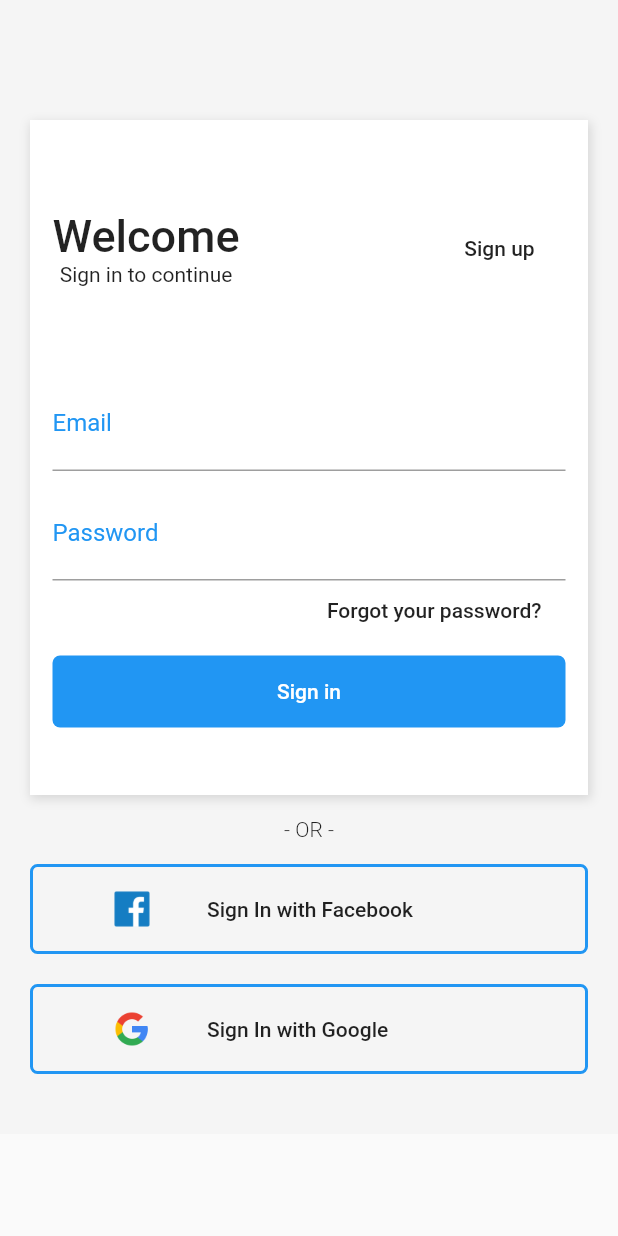
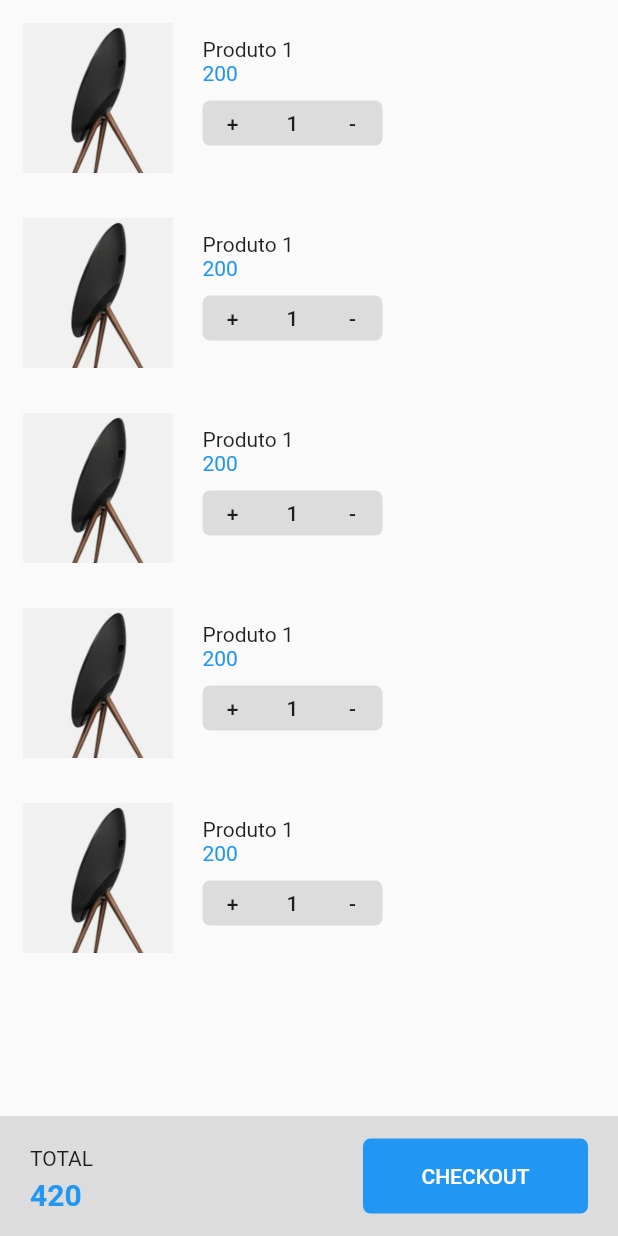
Before and after one commit to anahelenasilva/shop_flutter, a Flutter app: the screen it shows after launch, on a phone screen of 412 x 824 dp. Run offline on Flutter 3.47's test engine with Material 2 defaults, Android fonts, the phone set to English and light mode, and no system bars.

Commit message:
Cart Page

```diff
--- a/shop/lib/main.dart
+++ b/shop/lib/main.dart
@@ -1,4 +1,5 @@
 import 'package:flutter/material.dart';
+import 'package:shop/pages/cart.page.dart';
 import 'package:shop/pages/login.page.dart';
 
 void main() => runApp(MyApp());
@@ -13,7 +14,7 @@ class MyApp extends StatelessWidget {
       theme: ThemeData(
         primarySwatch: Colors.blue,
       ),
-      home: LoginPage(),
+      home: CartPage(),
     );
   }
 }
--- /dev/null
+++ b/shop/lib/pages/cart.page.dart
@@ -0,0 +1,164 @@
+import 'package:flutter/material.dart';
+
+class CartPage extends StatelessWidget {
+  @override
+  Widget build(BuildContext context) {
+    return Scaffold(
+      body: Column(
+        mainAxisAlignment: MainAxisAlignment.spaceBetween,
+        children: <Widget>[
+          Expanded(
+            child: Container(
+              child: productList(),
+            ),
+          ),
+          Container(
+            height: 80,
+            color: Colors.black12,
+            child: Row(
+              mainAxisAlignment: MainAxisAlignment.spaceBetween,
+              children: <Widget>[
+                Padding(
+                  padding: EdgeInsets.only(top: 20, left: 20),
+                  child: Column(
+                    crossAxisAlignment: CrossAxisAlignment.start,
+                    children: <Widget>[
+                      Text(
+                        "TOTAL",
+                      ),
+                      SizedBox(
+                        height: 5,
+                      ),
+                      Text(
+                        "420",
+                        style: TextStyle(
+                          fontWeight: FontWeight.bold,
+                          color: Colors.blue,
+                          fontSize: 20,
+                        ),
+                      ),
+                    ],
+                  ),
+                ),
+                Container(
+                  height: 50,
+                  width: 150,
+                  decoration: BoxDecoration(
+                    color: Colors.blue,
+                    borderRadius: BorderRadius.all(
+                      Radius.circular(5),
+                    ),
+                  ),
+                  margin: EdgeInsets.only(right: 20),
+                  child: FlatButton(
+                    child: Text(
+                      "CHECKOUT",
+                      style: TextStyle(
+                        color: Colors.white,
+                      ),
+                    ),
+                    onPressed: () => {},
+                  ),
+                )
+              ],
+            ),
+          ),
+        ],
+      ),
+    );
+  }
+}
+
+Widget productList() {
+  return Container(
+    child: ListView(
+      scrollDirection: Axis.vertical,
+      children: <Widget>[
+        productItem(),
+        productItem(),
+        productItem(),
+        productItem(),
+        productItem(),
+      ],
+    ),
+  );
+}
+
+Widget productItem() {
+  return Container(
+    height: 120,
+    margin: EdgeInsets.all(5),
+    child: Row(
+      children: <Widget>[
+        Container(
+          height: 100,
+          width: 100,
+          margin: EdgeInsets.all(10),
+          child: Image.asset(
+            "assets/product-1.png",
+            fit: BoxFit.fitWidth,
+          ),
+        ),
+        Padding(
+          padding: EdgeInsets.only(
+            top: 20,
+            left: 10,
+          ),
+          child: Column(
+            crossAxisAlignment: CrossAxisAlignment.start,
+            children: <Widget>[
+              Text("Produto 1"),
+              Text(
+                "200",
+                style: TextStyle(
+                  color: Colors.blue,
+                ),
+              ),
+              SizedBox(
+                height: 10,
+              ),
+              Container(
+                height: 30,
+                width: 120,
+                decoration: BoxDecoration(
+                  color: Colors.black12,
+                  borderRadius: BorderRadius.all(
+                    Radius.circular(5),
+                  ),
+                ),
+                child: Row(
+                  children: <Widget>[
+                    Container(
+                      width: 40,
+                      alignment: Alignment.center,
+                      child: FlatButton(
+                        child: Text("+"),
+                        onPressed: () {},
+                      ),
+                    ),
+                    Container(
+                      width: 40,
+                      alignment: Alignment.center,
+                      child: FlatButton(
+                        child: Text("1"),
+                        onPressed: () => {},
+                      ),
+                    ),
+                    Container(
+                      width: 40,
+                      alignment: Alignment.center,
+                      child: FlatButton(
+                        child: Text("-"),
+                        onPressed: () => {},
+                      ),
+                    ),
+                  ],
+                ),
+              )
+            ],
+          ),
+        )
+      ],
+    ),
+  );
+}
```
